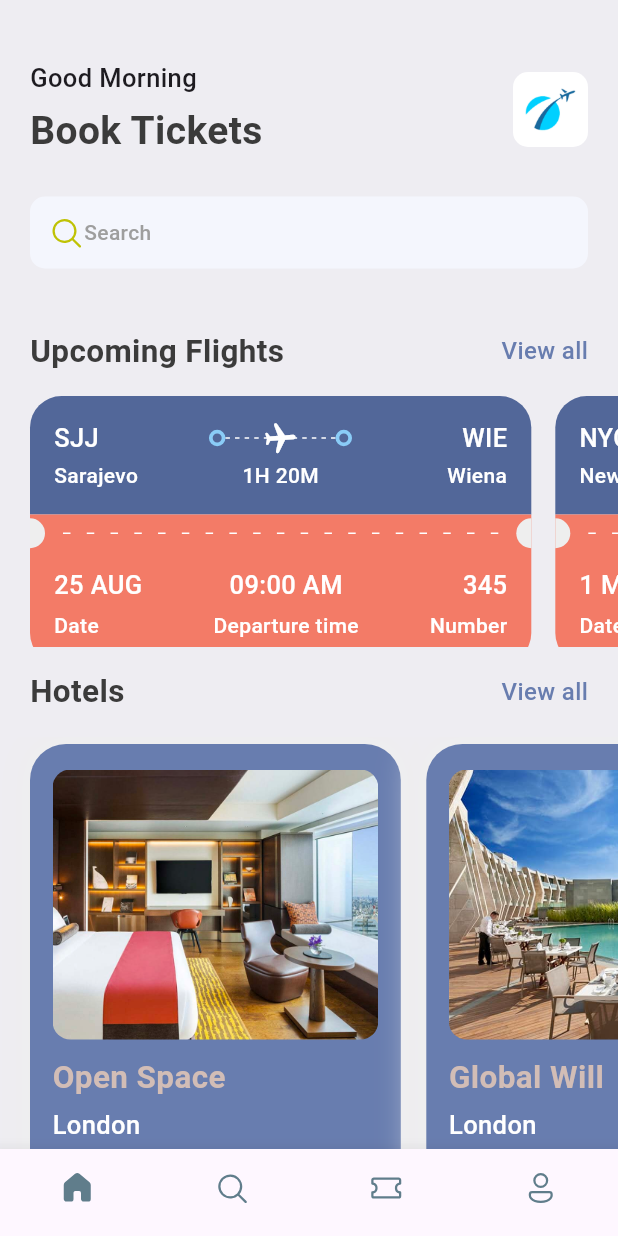
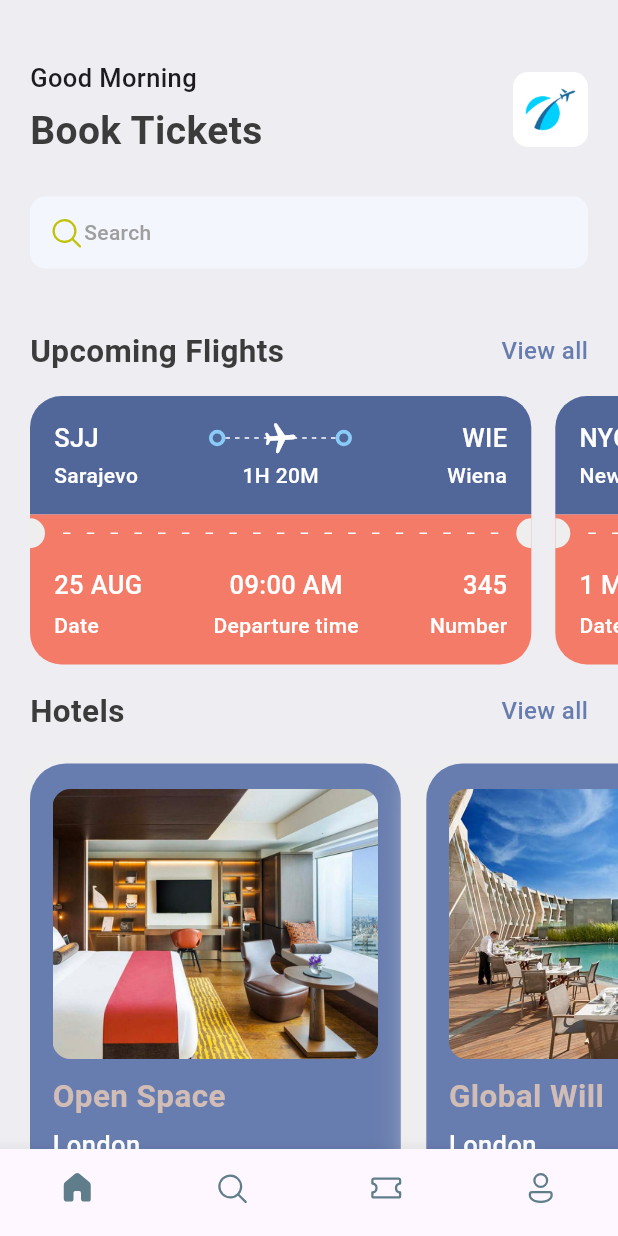
Before and after one commit to nedim-m/ticket-booking, a Flutter app: the screen it shows after launch, on a phone screen of 412 x 824 dp. Run offline on Flutter 3.47's test engine with Material 3 defaults, Android fonts, the phone set to English and light mode, and no system bars; our stand-ins replace barcode_widget, fluentui_icons, get.

Commit message:
Removed outdated package Gap

```diff
--- a/ekarte_mobile/lib/screens/bottom_bar.dart
+++ b/ekarte_mobile/lib/screens/bottom_bar.dart
@@ -1,5 +1,5 @@
 import 'package:ekarte_mobile/screens/home_screen.dart';
-import 'package:ekarte_mobile/screens/profile_scree.dart';
+import 'package:ekarte_mobile/screens/profile_screen.dart';
 import 'package:ekarte_mobile/screens/search_screen.dart';
 import 'package:ekarte_mobile/screens/ticket_screen.dart';
 import 'package:fluentui_icons/fluentui_icons.dart';
--- a/ekarte_mobile/lib/screens/home_screen.dart
+++ b/ekarte_mobile/lib/screens/home_screen.dart
@@ -1,15 +1,14 @@
+import 'package:flutter/material.dart';
 import 'package:ekarte_mobile/screens/hotel_screen.dart';
 import 'package:ekarte_mobile/screens/ticket_view.dart';
 import 'package:ekarte_mobile/utils/app_styles.dart';
 import 'package:ekarte_mobile/widgets/double_text_widget.dart';
 import 'package:fluentui_icons/fluentui_icons.dart';
-import 'package:flutter/material.dart';
-import 'package:gap/gap.dart';
 
 import '../utils/app_info_list.dart';
 
 class HomeScreen extends StatelessWidget {
-  const HomeScreen({super.key});
+  const HomeScreen({Key? key}) : super(key: key);
 
   @override
   Widget build(BuildContext context) {
@@ -21,7 +20,7 @@ class HomeScreen extends StatelessWidget {
             padding: const EdgeInsets.symmetric(horizontal: 20),
             child: Column(
               children: [
-                const Gap(40),
+                const SizedBox(height: 40),
                 Row(
                   mainAxisAlignment: MainAxisAlignment.spaceBetween,
                   children: [
@@ -32,7 +31,7 @@ class HomeScreen extends StatelessWidget {
                           "Good Morning",
                           style: Styles.headLineStyle3,
                         ),
-                        const Gap(5),
+                        const SizedBox(height: 5),
                         Text(
                           "Book Tickets",
                           style: Styles.headLineStyle1,
@@ -52,7 +51,7 @@ class HomeScreen extends StatelessWidget {
                     ),
                   ],
                 ),
-                const Gap(25),
+                const SizedBox(height: 25),
                 Container(
                   padding:
                       const EdgeInsets.symmetric(horizontal: 12, vertical: 12),
@@ -70,13 +69,13 @@ class HomeScreen extends StatelessWidget {
                     ],
                   ),
                 ),
-                const Gap(40),
+                const SizedBox(height: 40),
                 const AppDoubleTextWidget(
                     bigText: "Upcoming Flights", smallText: "View all"),
               ],
             ),
           ),
-          const Gap(15),
+          const SizedBox(height: 15),
           SingleChildScrollView(
             padding: const EdgeInsets.only(left: 20),
             scrollDirection: Axis.horizontal,
@@ -87,12 +86,12 @@ class HomeScreen extends StatelessWidget {
                         ))
                     .toList()),
           ),
-          const Gap(15),
+          const SizedBox(height: 15),
           Container(
               padding: const EdgeInsets.symmetric(horizontal: 20),
               child: const AppDoubleTextWidget(
                   bigText: "Hotels", smallText: "View all")),
-          const Gap(15),
+          const SizedBox(height: 15),
           SingleChildScrollView(
             padding: const EdgeInsets.only(left: 20),
             scrollDirection: Axis.horizontal,
--- a/ekarte_mobile/lib/screens/hotel_screen.dart
+++ b/ekarte_mobile/lib/screens/hotel_screen.dart
@@ -1,12 +1,11 @@
 import 'package:flutter/material.dart';
-import 'package:gap/gap.dart';
 
 import '../utils/app_layout.dart';
 import '../utils/app_styles.dart';
 
 class HotelScreen extends StatelessWidget {
   final Map<String, dynamic> hotel;
-  const HotelScreen({super.key, required this.hotel});
+  const HotelScreen({Key? key, required this.hotel}) : super(key: key);
 
   @override
   Widget build(BuildContext context) {
@@ -40,17 +39,17 @@ class HotelScreen extends StatelessWidget {
               ),
             ),
           ),
-          const Gap(10),
+          const SizedBox(height: 10),
           Text(
             hotel["place"],
             style: Styles.headLineStyle2.copyWith(color: Styles.kakiColor),
           ),
-          const Gap(5),
+          const SizedBox(height: 5),
           Text(
             hotel["destination"],
             style: Styles.headLineStyle3.copyWith(color: Colors.white),
           ),
-          const Gap(8),
+          const SizedBox(height: 8),
           Text(
             "\$${hotel["price"]}/night",
             style: Styles.headLineStyle1.copyWith(color: Styles.kakiColor),
--- a/ekarte_mobile/lib/screens/ticket_view.dart
+++ b/ekarte_mobile/lib/screens/ticket_view.dart
@@ -1,24 +1,25 @@
-import 'package:ekarte_mobile/utils/app_layout.dart';
+import 'package:ekarte_mobile/widgets/column_layout.dart';
+import 'package:ekarte_mobile/widgets/layout_builder_widget.dart';
 import 'package:flutter/material.dart';
-import 'package:gap/gap.dart';
 import 'package:get/get.dart';
 
 import '../utils/app_styles.dart';
-import '../widgets/column_layout.dart';
-import '../widgets/layout_builder_widget.dart';
 import '../widgets/thick_container.dart';
+import 'package:ekarte_mobile/utils/app_layout.dart';
 
 class TicketView extends StatelessWidget {
   final Map<String, dynamic> ticket;
   final bool? isColor;
-  const TicketView({super.key, required this.ticket, this.isColor});
+  const TicketView({Key? key, required this.ticket, this.isColor})
+      : super(key: key);
 
   @override
   Widget build(BuildContext context) {
     final size = AppLayout.getSize(context);
+
     return SizedBox(
       width: size.width * 0.85,
-      height: AppLayout.getHeight(GetPlatform.isAndroid == true ? 167 : 169),
+      height: AppLayout.getHeight(GetPlatform.isAndroid == true ? 180 : 190),
       child: Container(
         margin: EdgeInsets.only(right: AppLayout.getHeight(16)),
         child: Column(
@@ -51,10 +52,12 @@ class TicketView extends StatelessWidget {
                         isColor: true,
                       ),
                       Expanded(
-                        child: Stack(children: [
+                        child: Stack(
+                          children: [
                             SizedBox(
                               height: AppLayout.getHeight(24),
-                              child: const AppLayoutBuilderWidget(sections: 6)),
+                              child: const AppLayoutBuilderWidget(sections: 6),
+                            ),
                             Center(
                               child: Transform.rotate(
                                 angle: 1.5,
@@ -66,7 +69,8 @@ class TicketView extends StatelessWidget {
                                 ),
                               ),
                             ),
-                        ]),
+                          ],
+                        ),
                       ),
                       const ThickContainer(
                         isColor: true,
@@ -80,10 +84,10 @@ class TicketView extends StatelessWidget {
                             ? Styles.headLineStyle3
                                 .copyWith(color: Colors.white)
                             : Styles.headLineStyle3,
-                      )
+                      ),
                     ],
                   ),
-                  const Gap(3),
+                  SizedBox(height: AppLayout.getHeight(3)),
                   Row(
                     mainAxisAlignment: MainAxisAlignment.spaceBetween,
                     children: [
@@ -158,7 +162,8 @@ class TicketView extends StatelessWidget {
                                   decoration: BoxDecoration(
                                     color: isColor == null
                                         ? Colors.white
-                                          : Colors.grey.shade300),
+                                        : Colors.grey.shade300,
+                                  ),
                                 ),
                               ),
                             ),
@@ -202,26 +207,6 @@ class TicketView extends StatelessWidget {
                   Row(
                     mainAxisAlignment: MainAxisAlignment.spaceBetween,
                     children: [
-                      /*Column(
-                        crossAxisAlignment: CrossAxisAlignment.start,
-                        children: [
-                          Text(
-                            ticket["date"],
-                            style: isColor == null
-                                ? Styles.headLineStyle3
-                                    .copyWith(color: Colors.white)
-                                : Styles.headLineStyle3,
-                          ),
-                          const Gap(5),
-                          Text(
-                            "Date",
-                            style: isColor == null
-                                ? Styles.headLineStyle4
-                                    .copyWith(color: Colors.white)
-                                : Styles.headLineStyle4,
-                          ),
-                        ],
-                      ),*/
                       AppColumnLayout(
                         firstText: ticket['date'],
                         secondText: "Date",
--- a/ekarte_mobile/lib/widgets/column_layout.dart
+++ b/ekarte_mobile/lib/widgets/column_layout.dart
@@ -1,5 +1,4 @@
 import 'package:flutter/material.dart';
-import 'package:gap/gap.dart';
 
 import '../utils/app_layout.dart';
 import '../utils/app_styles.dart';
@@ -28,7 +27,7 @@ class AppColumnLayout extends StatelessWidget {
               ? Styles.headLineStyle3.copyWith(color: Colors.white)
               : Styles.headLineStyle3,
         ),
-        Gap(AppLayout.getHeight(5)),
+        SizedBox(height: AppLayout.getHeight(5)),
         Text(
           secondText,
           style: isColor == null
--- a/ekarte_mobile/pubspec.yaml
+++ b/ekarte_mobile/pubspec.yaml
@@ -37,7 +37,7 @@ dependencies:
   cupertino_icons: ^1.0.2
   fluentui_icons: ^1.0.0
   get:
-  gap: ^2.0.0
+
 
 dev_dependencies:
   flutter_test:
```
Also changed, not shown: ekarte_mobile/lib/screens/profile_screen.dart (renamed from ekarte_mobile/lib/screens/profile_scree.dart, +20 -21 lines), ekarte_mobile/lib/screens/search_screen.dart (+18 -18 lines), ekarte_mobile/lib/screens/ticket_screen.dart (+14 -19 lines), ekarte_mobile/lib/widgets/icon_text_widget.dart (+9 -9 lines), ekarte_mobile/pubspec.lock. Lines whose indentation alone changed are shown as unchanged.
